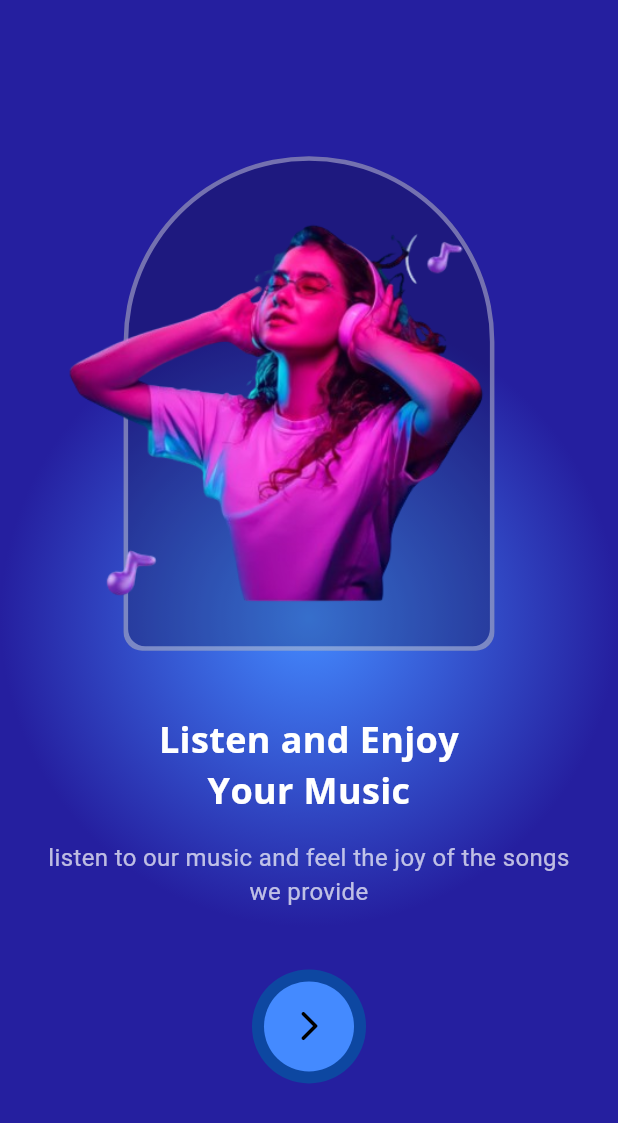
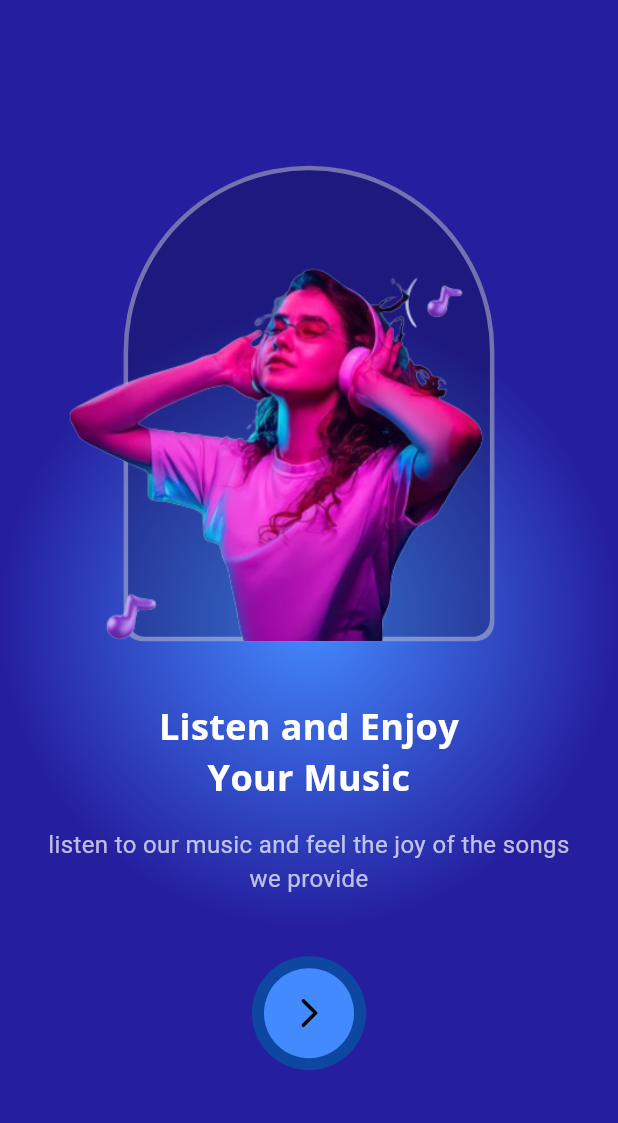
Before and after one commit to musharrafhamraz/Music_App, a Flutter app: the screen it shows after launch, on a phone screen of 412 x 824 dp. Shown: the top 1123 px of the screen. Run offline on Flutter 3.47's test engine with Material 3 defaults, Android fonts, the light colour scheme and no system bars; our stand-ins replace camera, google_fonts, just_audio, on_audio_query; missing offline and left inert: tflite_v2.

Commit message:
changes to clone the repository

```diff
--- a/lib/pages/splashscreen.dart
+++ b/lib/pages/splashscreen.dart
@@ -23,7 +23,9 @@ class MusicScreen extends StatelessWidget {
           child: Column(
             mainAxisAlignment: MainAxisAlignment.center,
             children: [
-              Stack(
+              SizedBox(
+                height: MediaQuery.of(context).size.height / 2.6,
+                child: Stack(
                   alignment: Alignment.center,
                   children: [
                     // Placeholder for the main image
@@ -45,12 +47,16 @@ class MusicScreen extends StatelessWidget {
                       ),
                     ),
 
-                  Image.asset(
+                    Align(
+                      alignment: Alignment.bottomCenter,
+                      child: Image.asset(
                         'assets/images/splashscreen.png',
                         fit: BoxFit.cover,
                       ),
+                    ),
                     // Music notes
                   ],
+                ),
               ),
               const SizedBox(height: 40),
               Text('Listen and Enjoy\nYour Music',
```
Also changed, not shown: assets/images/splashscreen.png. Lines whose indentation alone changed are shown as unchanged.
